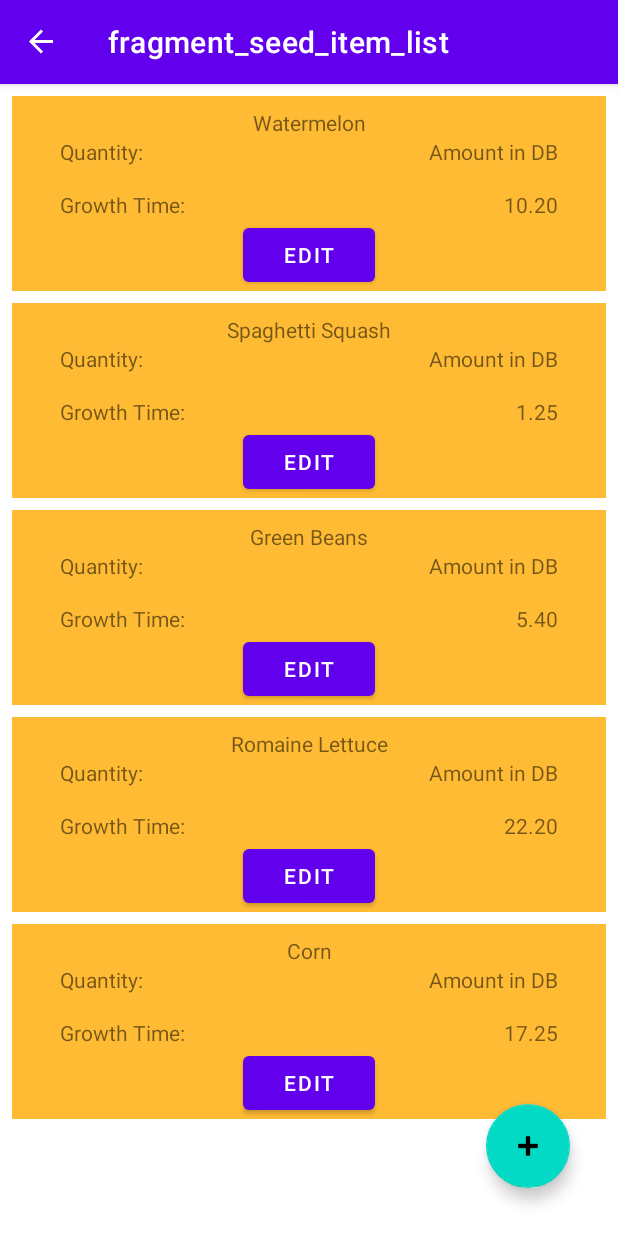
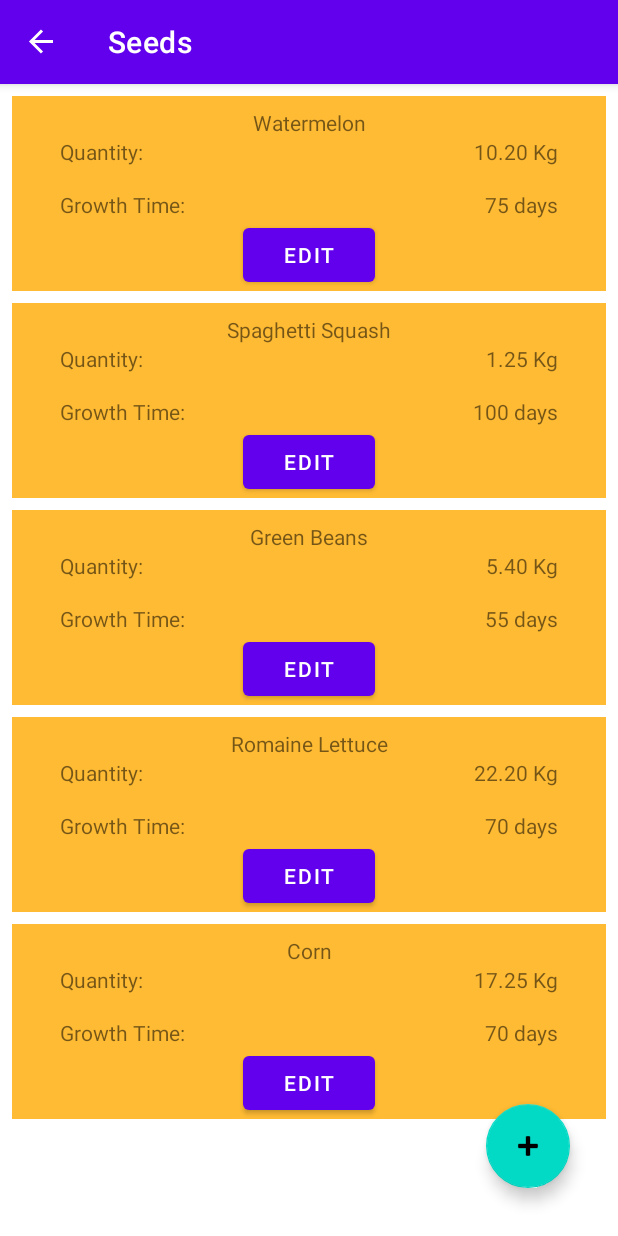
Before and after one commit to F2022-AppDev-II/project-farmerverse, an Android app: the SeedFragment screen opened through its navigation route, on a phone screen of 412 x 824 dp. Run offline under Robolectric (Android 15) with nearby library versions, the phone set to English and light mode, and no system bars; our stand-ins replace Room's generated code, navigation-ui.

Commit message:
changed title of fragments to look prettier while using the app can now add a seed by click the + icon and then filling in the form that has validation

```diff
--- a/farmerverse/app/src/main/java/com/example/farmerverse/MainActivity.java
+++ b/farmerverse/app/src/main/java/com/example/farmerverse/MainActivity.java
@@ -2,6 +2,7 @@ package com.example.farmerverse;
 
 import androidx.appcompat.app.AppCompatActivity;
 import androidx.fragment.app.FragmentManager;
+import androidx.lifecycle.ViewModelProvider;
 import androidx.navigation.NavController;
 import androidx.navigation.Navigation;
 import androidx.navigation.ui.AppBarConfiguration;
@@ -12,15 +13,20 @@ import android.os.Bundle;
 import android.view.Menu;
 import android.view.MenuItem;
 import android.view.View;
+import android.widget.Toast;
 
 import com.example.farmerverse.databinding.ActivityMainBinding;
+import com.example.farmerverse.entities.Seed;
 import com.example.farmerverse.viewmodel.FarmerverseViewModel;
+import com.google.gson.Gson;
 
 public class MainActivity extends AppCompatActivity {
 
     private ActivityMainBinding binding;
     private NavController navController;
     private AppBarConfiguration appBarConfiguration;
+    public static final int NEW_SEED_ACTIVITY_REQUEST_CODE = 1;
+    private FarmerverseViewModel farmerverseViewModel;
 
 
     @Override
@@ -31,6 +37,7 @@ public class MainActivity extends AppCompatActivity {
         binding = ActivityMainBinding.inflate(getLayoutInflater());
         setContentView(binding.getRoot());
 
+        farmerverseViewModel = new ViewModelProvider(this).get(FarmerverseViewModel.class);
 
         setSupportActionBar(binding.toolbar);
 
@@ -67,4 +74,5 @@ public class MainActivity extends AppCompatActivity {
         NavController navController = Navigation.findNavController(this, R.id.nav_host_fragment_content_main);
         return NavigationUI.navigateUp(navController, appBarConfiguration) || super.onSupportNavigateUp();
     }
+
 }
--- a/farmerverse/app/src/main/java/com/example/farmerverse/fragments/SeedFragment.java
+++ b/farmerverse/app/src/main/java/com/example/farmerverse/fragments/SeedFragment.java
@@ -7,7 +7,10 @@ import android.content.Intent;
 import android.os.Bundle;
 
 import androidx.fragment.app.Fragment;
+import androidx.fragment.app.FragmentManager;
 import androidx.lifecycle.ViewModelProvider;
+import androidx.navigation.NavController;
+import androidx.navigation.fragment.NavHostFragment;
 import androidx.recyclerview.widget.GridLayoutManager;
 import androidx.recyclerview.widget.LinearLayoutManager;
 import androidx.recyclerview.widget.RecyclerView;
@@ -17,7 +20,6 @@ import android.view.View;
 import android.view.ViewGroup;
 import android.widget.Toast;
 
-import com.example.farmerverse.NewSeedActivity;
 import com.example.farmerverse.R;
 import com.example.farmerverse.entities.Seed;
 import com.example.farmerverse.viewmodel.FarmerverseViewModel;
@@ -30,7 +32,8 @@ public class SeedFragment extends Fragment {
 
     private static final String ARG_COLUMN_COUNT = "column-count";
     private FarmerverseViewModel farmerverseViewModel;
-    public static final int NEW_SEED_ACTIVITY_REQUEST_CODE = 1;
+
+    private NavController navController;
 
     /**
      * Mandatory empty constructor for the fragment manager to instantiate the
@@ -62,31 +65,36 @@ public class SeedFragment extends Fragment {
                              Bundle savedInstanceState)
     {
         View view = inflater.inflate(R.layout.fragment_seed_item_list, container, false);
+        Context context = view.getContext();
 
-        Context context = view.getContext();
+        //RecyclerView
         RecyclerView recyclerView = view.findViewById(R.id.list);
         final SeedListAdapter adapter = new SeedListAdapter((new SeedListAdapter.SeedDiff()));
         recyclerView.setAdapter(adapter);
         recyclerView.setLayoutManager(new LinearLayoutManager(context));
 
+        //ViewModel
         farmerverseViewModel = new ViewModelProvider(getActivity()).get(FarmerverseViewModel.class);
         farmerverseViewModel.getAllSeeds().observe(getActivity(), seeds -> {
             adapter.submitList(seeds);
+        });
+
+        //NavController
+        FragmentManager supportFragmentManager = getActivity().getSupportFragmentManager();
+        NavHostFragment navHostFragment = (NavHostFragment) supportFragmentManager.findFragmentById(R.id.nav_host_fragment_content_main);
+        navController = navHostFragment.getNavController();
+
+        //OnClick
+        view.findViewById(R.id.fabAdd).setOnClickListener(new View.OnClickListener() {
+            @Override
+            public void onClick(View view) {
+                navController.navigate(R.id.action_seedFragment_to_addSeedFragment);
+            }
         });
 
 
         return view;
     }
 
-    public void onActivityResult(int requestCode, int resultCode, Intent data) {
-        super.onActivityResult(requestCode, resultCode, data);
 
-        Gson gson = new Gson();
-        if (requestCode == NEW_SEED_ACTIVITY_REQUEST_CODE && resultCode == RESULT_OK) {
-            Seed seed = gson.fromJson(data.getStringExtra(NewSeedActivity.EXTRA_REPLY), Seed.class);
-            farmerverseViewModel.insertSeed(seed);
-        } else {
-            Toast.makeText(getContext(), "Something Went Wrong, Seed wasn't added", Toast.LENGTH_LONG).show();
-        }
-    }
 }
--- a/farmerverse/app/src/main/java/com/example/farmerverse/fragments/SeedListAdapter.java
+++ b/farmerverse/app/src/main/java/com/example/farmerverse/fragments/SeedListAdapter.java
@@ -29,8 +29,8 @@ class SeedViewHolder extends RecyclerView.ViewHolder {
     public void bind(String text, int growthTime, double quantity)
     {
         seedName.setText(text);
-        daysToGrow.setText(String.format("%s", growthTime));
-        daysToGrow.setText(String.format("%,.2f", quantity));
+        daysToGrow.setText(String.format("%s days", growthTime));
+        quantityTextView.setText(String.format("%,.2f Kg", quantity));
     }
 
     static SeedViewHolder create(ViewGroup parent)
--- a/farmerverse/app/src/main/res/layout/activity_new_seed.xml
+++ b/farmerverse/app/src/main/res/layout/fragment_add_seed.xml
@@ -4,7 +4,7 @@
     xmlns:tools="http://schemas.android.com/tools"
     android:layout_width="match_parent"
     android:layout_height="match_parent"
-    tools:context=".NewSeedActivity">
+    tools:context=".MainActivity">
 
     <TextView
         android:id="@+id/txtAddSeed"
--- a/farmerverse/app/src/main/res/navigation/nav_graph.xml
+++ b/farmerverse/app/src/main/res/navigation/nav_graph.xml
@@ -8,19 +8,26 @@
     <fragment
         android:id="@+id/seedFragment"
         android:name="com.example.farmerverse.fragments.SeedFragment"
-        android:label="fragment_seed_item_list"
-        tools:layout="@layout/fragment_seed_item_list" >
+        android:label="Seeds"
+        tools:layout="@layout/fragment_seed_item_list">
         <action
             android:id="@+id/action_seedFragment_to_homeFragment"
             app:destination="@id/homeFragment" />
+        <action
+            android:id="@+id/action_seedFragment_to_addSeedFragment"
+            app:destination="@id/addSeedFragment" />
     </fragment>
     <fragment
         android:id="@+id/homeFragment"
         android:name="com.example.farmerverse.fragments.HomeFragment"
-        android:label="fragment_home"
-        tools:layout="@layout/fragment_home" >
+        android:label="Home"
+        tools:layout="@layout/fragment_home">
         <action
             android:id="@+id/action_homeFragment_to_seedFragment"
             app:destination="@id/seedFragment" />
     </fragment>
+    <fragment
+        android:id="@+id/addSeedFragment"
+        android:name="com.example.farmerverse.AddSeedFragment"
+        android:label="Add a Seed" />
 </navigation>
```
Also changed, not shown: farmerverse/app/src/main/java/com/example/farmerverse/AddSeedFragment.java (added, +125 -0 lines), farmerverse/app/src/main/java/com/example/farmerverse/NewSeedActivity.java (deleted, +0 -73 lines).
